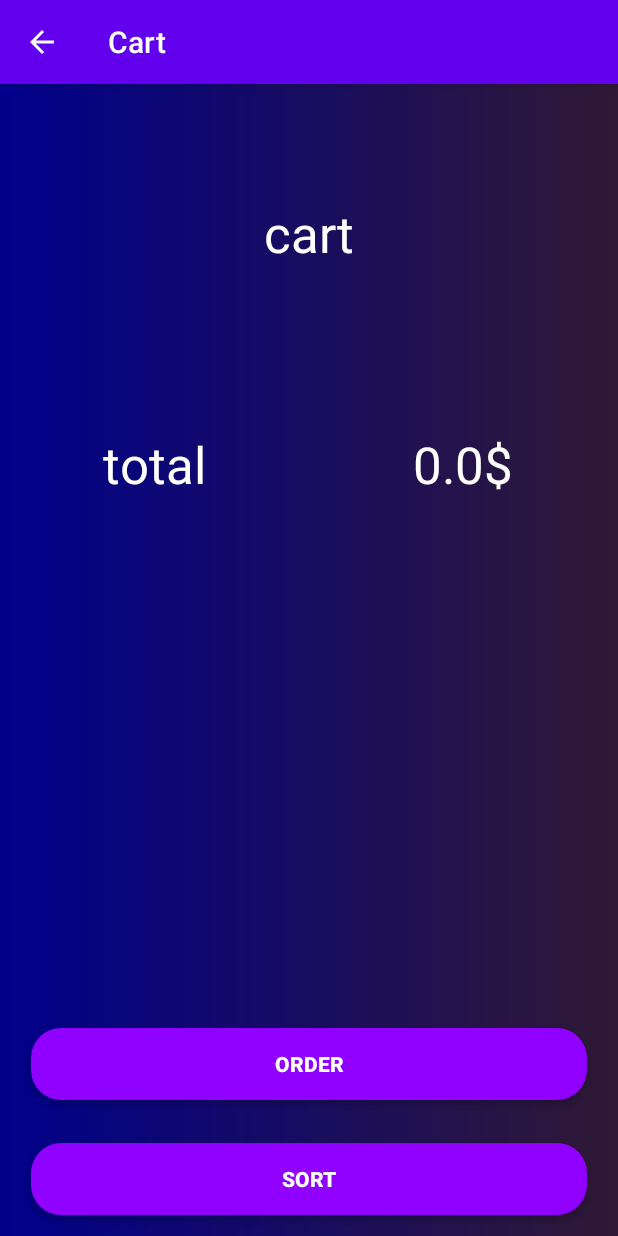
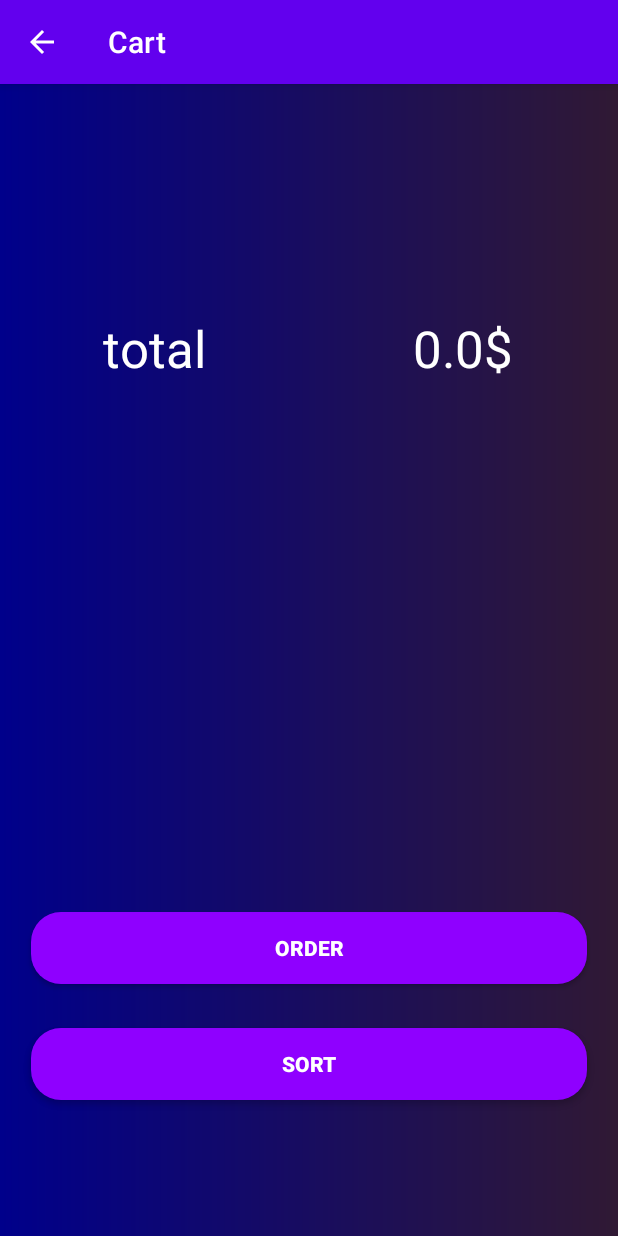
Before and after one commit to TaronTonoyan/FinalProjectSamsungTT, an Android app: the CartActivity screen opened directly, with no data from a screen before it, on a phone screen of 412 x 824 dp. Run offline under Robolectric (Android 15) with nearby library versions, the phone set to English and light mode, and no system bars.

Commit message:
Changes Saved

```diff
--- a/app/build.gradle
+++ b/app/build.gradle
@@ -4,12 +4,12 @@ plugins {
 }
 
 android {
-    compileSdk 32
+    compileSdk 33
 
     defaultConfig {
         applicationId "com.samsung.finalprojectsamsungtt"
         minSdk 21
-        targetSdk 32
+        targetSdk 33
         versionCode 1
         versionName "1.0"
 
--- a/app/src/main/java/com/samsung/finalprojectsamsungtt/activities/GalleryActivity.java
+++ b/app/src/main/java/com/samsung/finalprojectsamsungtt/activities/GalleryActivity.java
@@ -57,8 +57,10 @@ public class GalleryActivity extends AppCompatActivity {
                 //noinspection deprecation
                 startActivityForResult(intent, CART_ACTIVITY_REQUEST_CODE);
             });
+        } else if (id == -2){
+            actionBar.setTitle("Delete Product");
         } else {
-            actionBar.setTitle("Admin");
+            actionBar.setTitle("Update Product");
         }
         sort.setOnClickListener(v -> {
             Intent intent = new Intent(GalleryActivity.this, ProductCategoryActivity.class);
--- a/app/src/main/res/layout/activity_cart.xml
+++ b/app/src/main/res/layout/activity_cart.xml
@@ -4,19 +4,6 @@
     android:background="@drawable/background"
     android:layout_width="match_parent"
     android:layout_height="match_parent">
-
-    <TextView
-        android:id="@+id/text"
-        android:layout_width="0dp"
-        android:layout_height="0dp"
-        android:text="@string/cart"
-        android:textAlignment="center"
-        android:textSize="34sp"
-        android:textColor="@color/white"
-        app:layout_constraintBottom_toTopOf="@+id/guideline2"
-        app:layout_constraintEnd_toEndOf="parent"
-        app:layout_constraintStart_toStartOf="parent"
-        app:layout_constraintTop_toTopOf="@+id/guideline1" />
 
     <TextView
         android:id="@+id/total"
@@ -26,10 +13,10 @@
         android:textColor="@color/white"
         android:textAlignment="center"
         android:textSize="34sp"
-        app:layout_constraintBottom_toTopOf="@+id/guideline4"
+        app:layout_constraintBottom_toTopOf="@+id/guideline2"
         app:layout_constraintEnd_toStartOf="@+id/verticalGuideline2"
         app:layout_constraintStart_toStartOf="parent"
-        app:layout_constraintTop_toTopOf="@+id/guideline3" />
+        app:layout_constraintTop_toTopOf="@+id/guideline1" />
 
     <TextView
         android:id="@+id/priceTotal"
@@ -38,19 +25,19 @@
         android:textAlignment="center"
         android:textColor="@color/white"
         android:textSize="34sp"
-        app:layout_constraintBottom_toTopOf="@+id/guideline4"
+        app:layout_constraintBottom_toTopOf="@+id/guideline2"
         app:layout_constraintEnd_toEndOf="parent"
         app:layout_constraintStart_toEndOf="@+id/total"
-        app:layout_constraintTop_toTopOf="@+id/guideline3" />
+        app:layout_constraintTop_toTopOf="@+id/guideline1" />
 
     <ListView
         android:id="@+id/listView"
         android:layout_width="0dp"
         android:layout_height="0dp"
-        app:layout_constraintBottom_toTopOf="@+id/guideline5"
+        app:layout_constraintBottom_toTopOf="@+id/guideline3"
         app:layout_constraintEnd_toEndOf="parent"
         app:layout_constraintStart_toStartOf="parent"
-        app:layout_constraintTop_toTopOf="@+id/guideline4" />
+        app:layout_constraintTop_toTopOf="@+id/guideline2" />
 
     <Button
         android:id="@+id/order"
@@ -60,10 +47,10 @@
         android:text="@string/order"
         android:textColor="@color/white"
         android:textStyle="bold"
-        app:layout_constraintBottom_toBottomOf="@+id/guideline6"
+        app:layout_constraintBottom_toBottomOf="@+id/guideline4"
         app:layout_constraintEnd_toStartOf="@+id/verticalGuideline3"
         app:layout_constraintStart_toStartOf="@+id/verticalGuideline1"
-        app:layout_constraintTop_toTopOf="@+id/guideline5" />
+        app:layout_constraintTop_toTopOf="@+id/guideline3" />
 
     <Button
         android:id="@+id/sort"
@@ -73,48 +60,41 @@
         android:text="@string/sort"
         android:textColor="@color/white"
         android:textStyle="bold"
-        app:layout_constraintBottom_toBottomOf="parent"
+        app:layout_constraintBottom_toBottomOf="@+id/guideline5"
         app:layout_constraintEnd_toStartOf="@+id/verticalGuideline3"
         app:layout_constraintStart_toStartOf="@+id/verticalGuideline1"
-        app:layout_constraintTop_toBottomOf="@+id/guideline6" />
+        app:layout_constraintTop_toBottomOf="@+id/guideline4" />
 
     <androidx.constraintlayout.widget.Guideline
         android:id="@+id/guideline1"
         android:layout_width="wrap_content"
         android:layout_height="wrap_content"
         android:orientation="horizontal"
-        app:layout_constraintGuide_percent="0.1" />
+        app:layout_constraintGuide_percent="0.2" />
 
     <androidx.constraintlayout.widget.Guideline
         android:id="@+id/guideline2"
         android:layout_width="wrap_content"
         android:layout_height="wrap_content"
         android:orientation="horizontal"
-        app:layout_constraintGuide_percent="0.2" />
+        app:layout_constraintGuide_percent="0.3" />
 
     <androidx.constraintlayout.widget.Guideline
         android:id="@+id/guideline3"
         android:layout_width="wrap_content"
         android:layout_height="wrap_content"
         android:orientation="horizontal"
-        app:layout_constraintGuide_percent="0.3" />
+        app:layout_constraintGuide_percent="0.7" />
 
     <androidx.constraintlayout.widget.Guideline
         android:id="@+id/guideline4"
         android:layout_width="wrap_content"
         android:layout_height="wrap_content"
         android:orientation="horizontal"
-        app:layout_constraintGuide_percent="0.4" />
+        app:layout_constraintGuide_percent="0.8" />
 
     <androidx.constraintlayout.widget.Guideline
         android:id="@+id/guideline5"
-        android:layout_width="wrap_content"
-        android:layout_height="wrap_content"
-        android:orientation="horizontal"
-        app:layout_constraintGuide_percent="0.8" />
-
-    <androidx.constraintlayout.widget.Guideline
-        android:id="@+id/guideline6"
         android:layout_width="wrap_content"
         android:layout_height="wrap_content"
         android:orientation="horizontal"
--- a/app/src/main/res/values/strings.xml
+++ b/app/src/main/res/values/strings.xml
@@ -38,7 +38,7 @@
     <string name="product_image">Insert the URL of your Image</string>
     <string name="product_added">Your Product was added Successfully</string>
     <string name="login_text">LOGIN TO YOUR ACCOUNT</string>
-    <string name="register_text">REGISTER</string>
+    <string name="register_text">SIGN UP</string>
     <string name="add_console">Add a Gaming Console</string>
     <string name="add_accessory">Add an Accessory</string>
     <string name="add_game">Add a VideoGame</string>
@@ -51,7 +51,6 @@
     <string name="wishlist">wishlist</string>
     <string name="total">total</string>
     <string name="account_settings">Account Settings</string>
-    <string name="gallery_text">Gallery</string>
     <string name="add_to_cart">add to cart</string>
     <string name="added_to_cart">added to cart</string>
     <string name="add_to_wishlist">add to wishlist</string>
```
Also changed, not shown: app/src/main/java/com/samsung/finalprojectsamsungtt/activities/AccountSettingsActivity.java (+1 -6 lines), app/src/main/java/com/samsung/finalprojectsamsungtt/activities/MainActivity.java (+7 -3 lines), app/src/main/res/layout/activity_gallery.xml (+9 -30 lines), app/src/main/res/layout/activity_history.xml (+19 -19 lines), app/src/main/res/layout/activity_wishlist.xml (+9 -28 lines).
